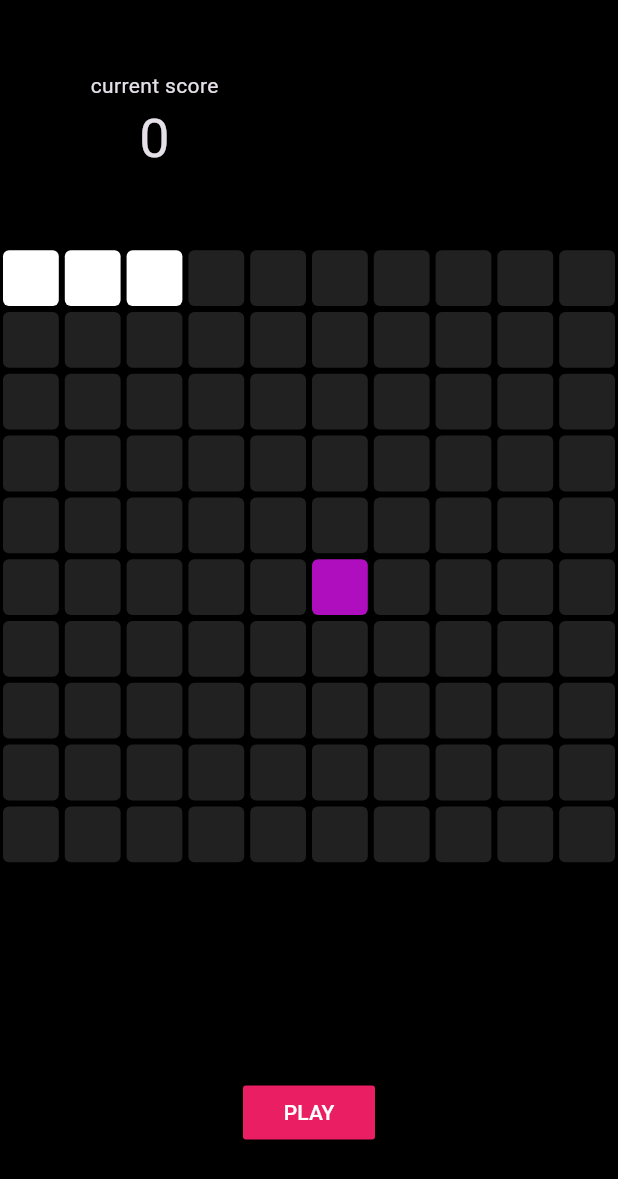
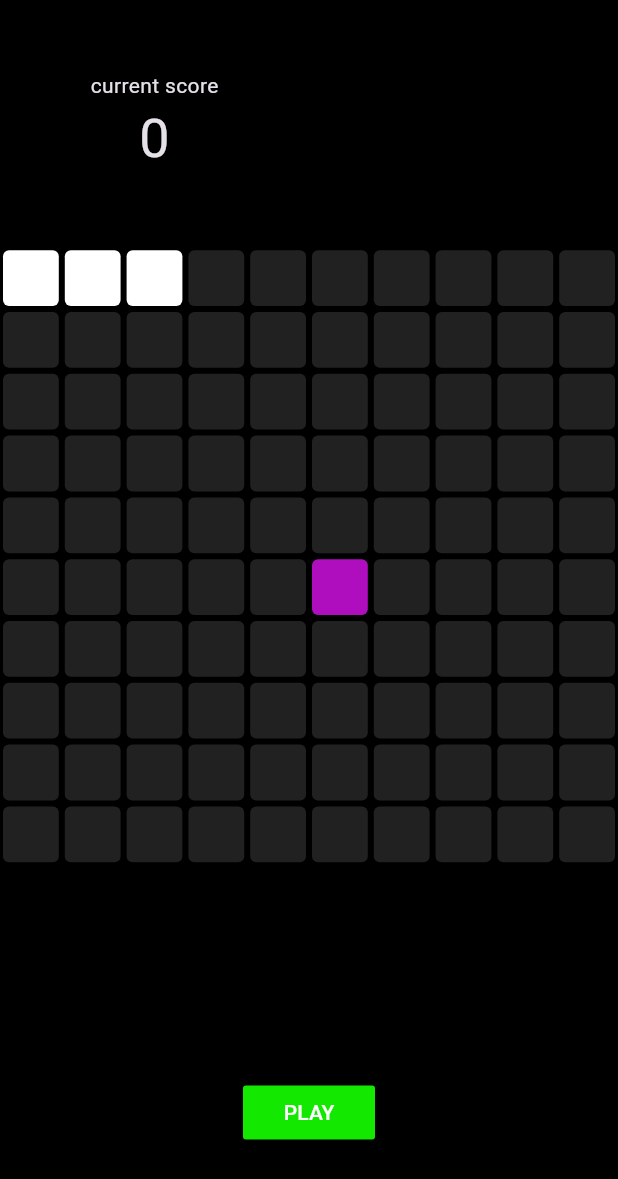
Before and after one commit to ObedOlavarria/snake_app, a Flutter app: the screen it shows after launch, on a phone screen of 412 x 824 dp. Shown: the top 1179 px of the screen. Run offline on Flutter 3.47's test engine with Material 3 defaults, Android fonts, the light colour scheme and no system bars; our stand-ins replace cloud_firestore, firebase_core; accounts and stored records are empty.

Commit message:
intial commit

```diff
--- a/lib/home_page.dart
+++ b/lib/home_page.dart
@@ -265,7 +265,7 @@ class _HomePageState extends State<HomePage> {
                 child: Center(
                   child: MaterialButton(
                     child: Text('PLAY'),
-                    color: gameHasStarted ? Colors.grey : Colors.pink,
+                    color: gameHasStarted ? Colors.grey : Color.fromARGB(255, 19, 233, 0),
                     onPressed: gameHasStarted ? () {} : startGame,
                   ),
                 ),
```
